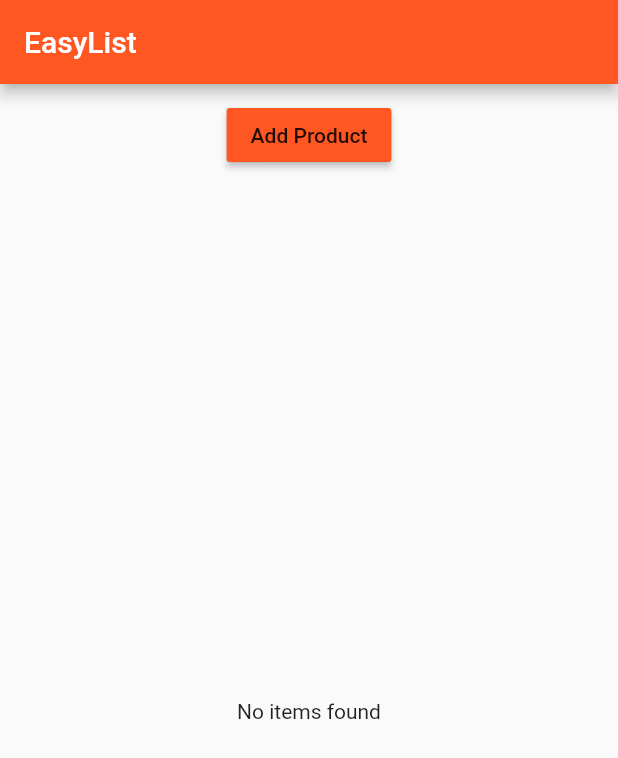
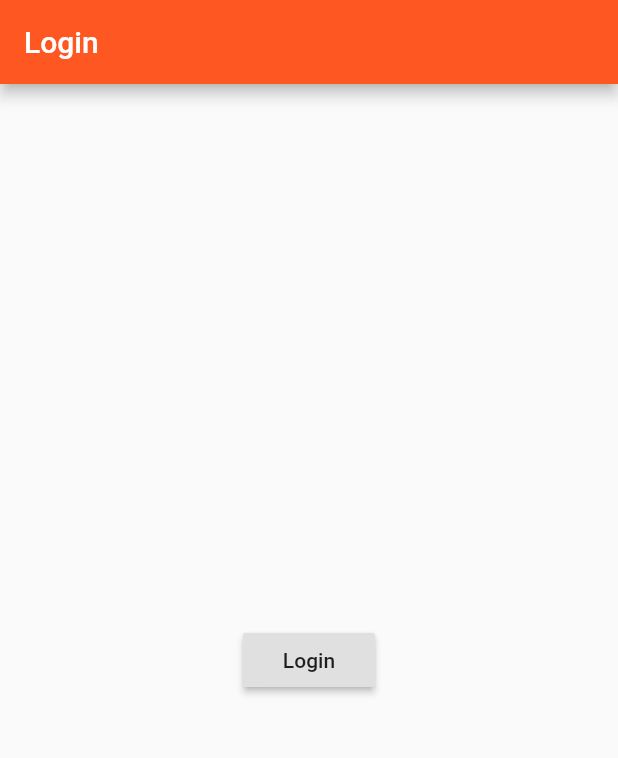
Before and after one commit to kotarCreative/flutter_course_demo, a Flutter app: the screen it shows after launch, on a phone screen of 412 x 824 dp. Shown: the top 758 px of the screen. Run offline on Flutter 3.47's test engine with Material 2 defaults, Android fonts, the phone set to English and light mode, and no system bars.

Commit message:
Add auth page.

```diff
--- a/lib/main.dart
+++ b/lib/main.dart
@@ -1,7 +1,7 @@
 import 'package:flutter/material.dart';
 // import 'package:flutter/rendering.dart';
 
-import './pages/home.dart';
+import './pages/auth.dart';
 
 void main() {
   // debugPaintSizeEnabled = true;
@@ -20,7 +20,7 @@ class MyApp extends StatelessWidget {
         primarySwatch: Colors.deepOrange,
         accentColor: Colors.deepPurple
       ),
-      home: HomePage(),
+      home: AuthPage(),
     );
   }
 }
--- /dev/null
+++ b/lib/pages/auth.dart
@@ -0,0 +1,26 @@
+import 'package:flutter/material.dart';
+import './products.dart';
+
+class AuthPage extends StatelessWidget {
+  @override
+  Widget build(BuildContext context) {
+    return Scaffold(
+      appBar: AppBar(
+        title: Text('Login'),
+      ),
+      body: Center(
+        child: RaisedButton(
+          child: Text('Login'),
+          onPressed: () {
+            Navigator.pushReplacement(
+              context,
+              MaterialPageRoute(
+                builder: (BuildContext context) => ProductsPage(),
+              ),
+            );
+          },
+        ),
+      ),
+    );
+  }
+}
--- a/lib/pages/home.dart
+++ b/lib/pages/products.dart
@@ -1,7 +1,7 @@
 import 'package:flutter/material.dart';
 import '../product_manager.dart';
 
-class HomePage extends StatelessWidget {
+class ProductsPage extends StatelessWidget {
   @override
   Widget build(BuildContext context) {
     return Scaffold(
```
Also changed, not shown: lib/pages/product.dart (+9 -1 lines).
